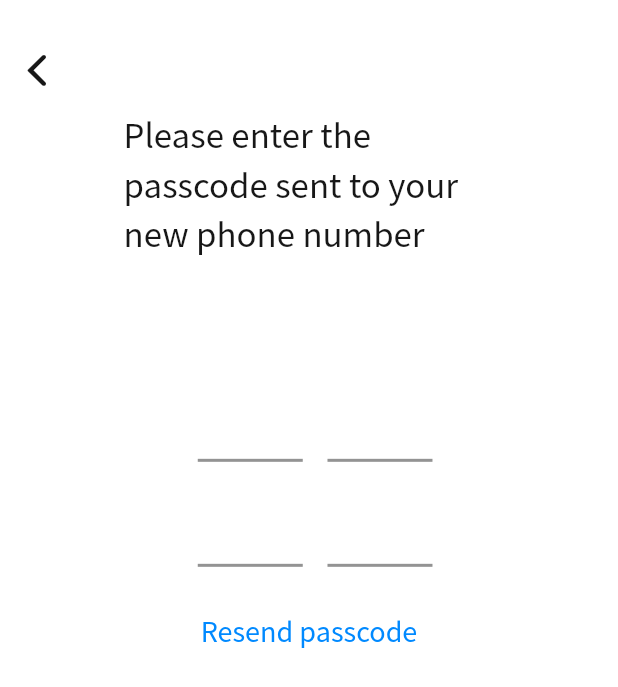
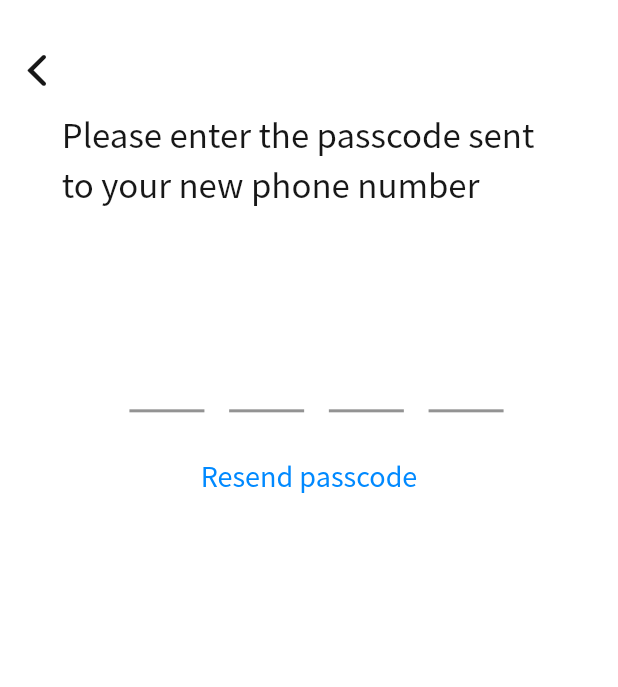
Before and after one commit to sumitsingh1698/FoodRestaurant, a Flutter app: the OtpVerificationPage screen opened directly with empty values, on a phone screen of 412 x 824 dp. Shown: the top 687 px of the screen. Run offline on Flutter 3.47's test engine with Material 2 defaults, Android fonts, the phone set to English and light mode, and no system bars; drawn by our look-alikes of pin_code_text_field; our stand-ins replace audioplayers, cached_network_image, connectivity, firebase_messaging, flutter_local_notifications, flutter_screenutil and 5 more; missing offline and left inert: extended_tabs, flutter_pagewise, flutter_ringtone_player, geocoder; accounts and stored records are empty; network calls fail.

Commit message:
fixed all bugs

```diff
--- a/lib/constants/String.dart
+++ b/lib/constants/String.dart
@@ -40,6 +40,8 @@ const String phoneShouldbe10Digits = "Please enter your 10-digit phone number.";
 const String deliveryUniversity = "Delivery university";
 const String storeFssai = "Store FSSAI";
 const String enterThestoreFassai = "Enter the store FSSAI";
+const String discount = "Discount";
+const String enterDiscount = "Enter Discount";
 
 // otpPage
 const String oneTimePassword = "One-Time Password";
--- a/lib/data/profile_data.dart
+++ b/lib/data/profile_data.dart
@@ -1,3 +1,5 @@
+import 'dart:developer';
+
 import 'package:BellyRestaurant/models/user_model.dart';
 import 'package:BellyRestaurant/utils/base_url.dart';
 import 'package:BellyRestaurant/utils/network_utils.dart';
@@ -14,6 +16,7 @@ class ProfileDataSource {
         .then((dynamic res) async {
       UserModel response;
       if (res['results'].isNotEmpty) {
+        log(res.toString());
         response = UserModel.fromJson(res['results'][0]);
       }
 
--- a/lib/models/user_model.dart
+++ b/lib/models/user_model.dart
@@ -9,6 +9,7 @@ class UserModel {
   String name;
   String countryPrefix;
   String storeNumber;
+  double discountedPercentage;
 
   UserModel(
       {this.id,
@@ -20,7 +21,8 @@ class UserModel {
       this.logo,
       this.name,
       this.countryPrefix,
-        this.storeNumber});
+      this.storeNumber,
+      this.discountedPercentage});
 
   UserModel.fromJson(Map<String, dynamic> json) {
     id = json['id'];
@@ -34,6 +36,7 @@ class UserModel {
     name = json['name'];
     countryPrefix = json['country_prefix'];
     storeNumber = json['store_number'];
+    discountedPercentage = json['discounted_percentage'];
   }
 
   Map<String, dynamic> toJson() {
@@ -50,6 +53,7 @@ class UserModel {
     data['name'] = this.name;
     data['country_prefix'] = this.countryPrefix;
     data['store_number'] = this.storeNumber;
+    data['discounted_percentage'] = this.discountedPercentage;
     return data;
   }
 }
--- a/lib/ui/screens/otp_password_reset_page.dart
+++ b/lib/ui/screens/otp_password_reset_page.dart
@@ -105,10 +105,11 @@ class _OtpState extends State<OtpVerificationPage>
     return SingleChildScrollView(
       child: Padding(
         padding: EdgeInsets.only(
-            left: _screenConfig.rW(20), right: _screenConfig.rW(20)),
+            left: _screenConfig.rW(10), right: _screenConfig.rW(10)),
         child: Column(
           //mainAxisSize: MainAxisSize.max,
-          crossAxisAlignment: CrossAxisAlignment.start,
+          mainAxisAlignment: MainAxisAlignment.center,
+          crossAxisAlignment: CrossAxisAlignment.center,
           children: <Widget>[
             SizedBox(height: _screenConfig.rH(8)),
             _getVerificationCodeLabel,
@@ -130,8 +131,10 @@ class _OtpState extends State<OtpVerificationPage>
 
   get _getInputField {
     return Padding(
-      padding: EdgeInsets.only(left: _screenConfig.rW(10)),
+      padding: const EdgeInsets.only(left: 10.0),
+      child: Center(
         child: PinCodeTextField(
+          pinBoxWidth: 50.0,
           pinBoxOuterPadding:
               EdgeInsets.symmetric(horizontal: _screenConfig.rW(2)),
           autofocus: false,
@@ -151,10 +154,11 @@ class _OtpState extends State<OtpVerificationPage>
           },
           wrapAlignment: WrapAlignment.start,
           pinBoxDecoration: ProvidedPinBoxDecoration.underlinedPinBoxDecoration,
-        pinTextStyle: TextStyle(fontSize: 30.0),
+          pinTextStyle: TextStyle(fontSize: 15.0),
           pinTextAnimatedSwitcherTransition:
               ProvidedPinBoxTextAnimation.scalingTransition,
           pinTextAnimatedSwitcherDuration: Duration(milliseconds: 300),
+        ),
       ),
     );
   }
--- a/lib/ui/widgets/add_product_detail_page.dart
+++ b/lib/ui/widgets/add_product_detail_page.dart
@@ -85,9 +85,11 @@ class _AddProductDetailPage extends State<AddProductDetailPage> {
       print('sucessssssssssssssssssssssssssssssssssss');
       widget._controller.add(true);
       hideLoading();
+      showToast("Successfully Added", greenColor);
     } else {
       print('fffffffffffffffffffffffffffffffffffffffffffffffffff');
       hideLoading();
+      showToast("Failed To Add", greyColor);
     }
   }
 
--- a/lib/ui/widgets/pricing_add_edit_dialog.dart
+++ b/lib/ui/widgets/pricing_add_edit_dialog.dart
@@ -65,11 +65,11 @@ class _PricingAddEditDialogState extends State<PricingAddEditDialog> {
   void _handleUpdatePricing() async {
     setState(() {
       isLoading = true;
-      isButtonDisable = true;
     });
     if (_formKey.currentState.validate()) {
       try {
-        if (widget.pricing != null)
+        if (widget.pricing != null) {
+          isButtonDisable = true;
           await newOrdersDataSource
               .putPricing(
                   token,
@@ -91,7 +91,7 @@ class _PricingAddEditDialogState extends State<PricingAddEditDialog> {
               Navigator.pop(context, true);
             }
           });
-        else {
+        } else {
           await newOrdersDataSource
               .addPricing(token, widget.itemId, _sizeTextController.text,
                   _totalQuantityTextController.text, _priceTextController.text)
```
Also changed, not shown: lib/ui/screens/profile_edit_page.dart (+17 -0 lines), lib/ui/widgets/new_order_detail_screen.dart (+16 -16 lines), lib/ui/widgets/order_history_detail_page.dart (+17 -17 lines), lib/ui/widgets/pickup_order_detail.dart (+13 -13 lines), 1 other file. Lines whose indentation alone changed are shown as unchanged.
